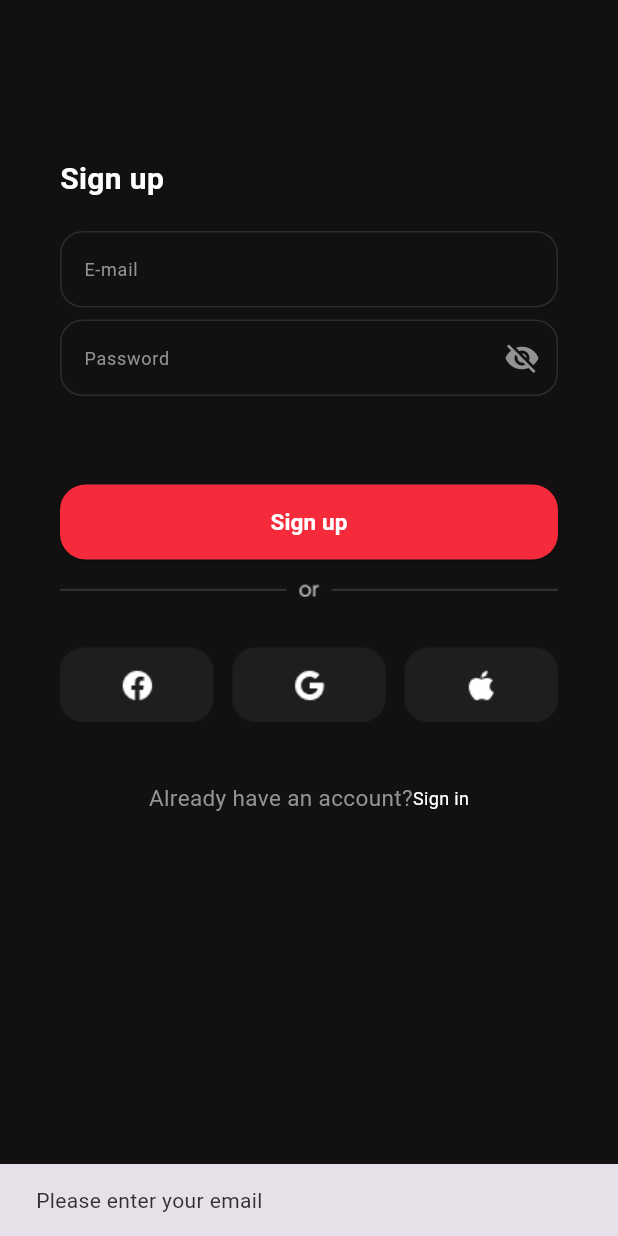
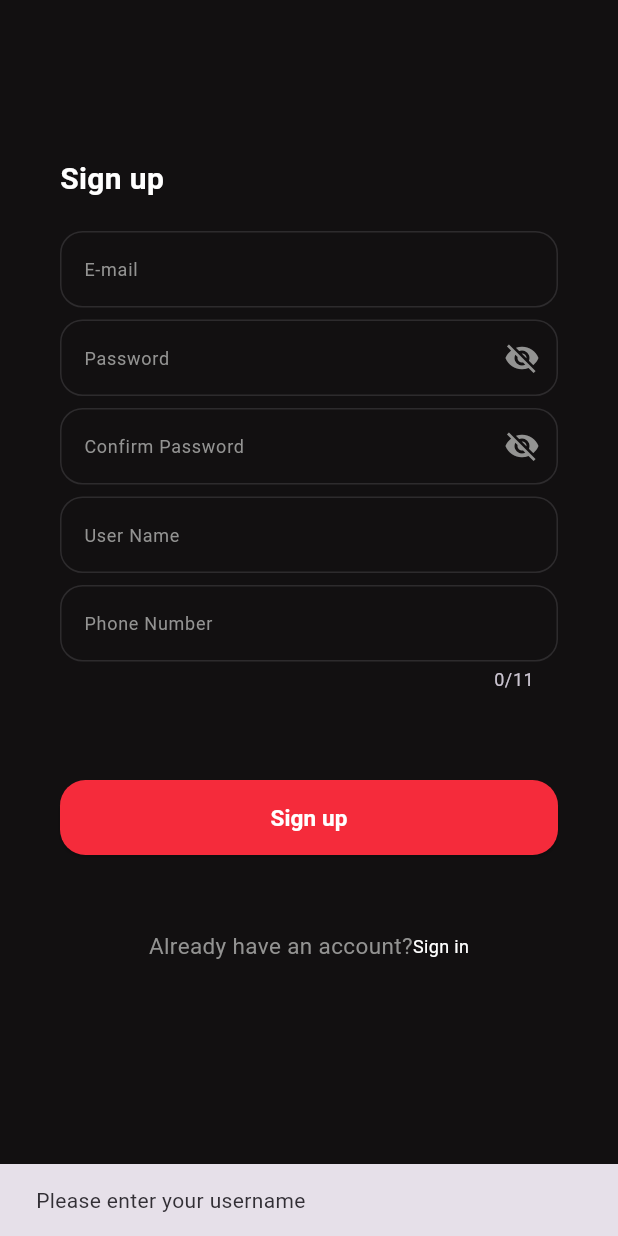
Before and after one commit to sondos-hesham14/Movies_Hub_App, a Flutter app: the SignupScreen screen opened directly, after a tap on "Sign up", on a phone screen of 412 x 824 dp. Run offline on Flutter 3.47's test engine with Material 3 defaults, Android fonts, the phone set to English and light mode, and no system bars; our stand-ins replace dio, flutter_bloc.

Commit message:
Update sign in and sign up screens

```diff
--- a/lib/screens/login_screen.dart
+++ b/lib/screens/login_screen.dart
@@ -144,9 +144,9 @@ class _LoginScreenState extends State<LoginScreen>{
     },
   ),
 ),
-                    SizedBox(height: 10,),
-                    Image.asset("assets/Frame 54.png",width: double.infinity,),
-                    SizedBox(height: 40),
+                    // SizedBox(height: 10,),
+                    // Image.asset("assets/Frame 54.png",width: double.infinity,),
+                    SizedBox(height: 50),
                     Row(
                        mainAxisAlignment: MainAxisAlignment.center,
                       children: [
@@ -157,7 +157,10 @@ class _LoginScreenState extends State<LoginScreen>{
                          builder: (context) => const SignupScreen(), ), );},
                          child: const Text('Sign Up',style: TextStyle(color: Colors.white,fontSize: 12,),), ),
                       ],
-                    )
+                    ),
+
+                    const SizedBox(height: 30),
+
                 ],
               ),
             ),
--- a/lib/screens/signup_screen.dart
+++ b/lib/screens/signup_screen.dart
@@ -11,8 +11,63 @@ class SignupScreen extends StatefulWidget {
 }
 class _SignupScreenState extends State<SignupScreen>{
   bool isPasswordVisible = false;
+  bool isConfirmPasswordVisible = false;
   final emailController = TextEditingController();
   final passwordController = TextEditingController();
+  final phoneController = TextEditingController();
+   final usernameController = TextEditingController();
+  final confirmPasswordController = TextEditingController();
+
+  void signUp() {
+    String phone = phoneController.text.trim();
+    String username = usernameController.text.trim();
+
+    if(username.isEmpty){
+      ScaffoldMessenger.of(context).showSnackBar(
+      const SnackBar(
+        content: Text('Please enter your username '),
+      ),);
+
+    }
+    if(phone.isEmpty){
+      ScaffoldMessenger.of(context).showSnackBar(
+      const SnackBar(
+        content: Text('Please enter your password '),
+      ),);
+
+    }
+
+    if(username.length>20){
+       ScaffoldMessenger.of(context).showSnackBar(
+      const SnackBar(
+        content: Text('user name must not exceed 20 characters.'),
+      ),
+    );
+     return;
+    }
+    if (phone.length != 11 || (!phone.startsWith('011')&&!phone.startsWith('012')&&!phone.startsWith('015'))) {
+    ScaffoldMessenger.of(context).showSnackBar(
+      const SnackBar(
+        content: Text('Please Enter a Valid Phone Number'),
+      ),
+    );
+    return;
+  }
+  if (passwordController.text != confirmPasswordController.text) {
+    ScaffoldMessenger.of(context).showSnackBar(
+      const SnackBar(
+        content: Text('Passwords do not match'),
+      ),
+    );
+    return;
+  }
+  Navigator.pushReplacement(
+    context,
+    MaterialPageRoute(
+      builder: (context) => const MainLayoutScreen(),
+    ),
+  );
+}
    @override
   Widget build(BuildContext context) {
     return BlocProvider(
@@ -111,6 +166,109 @@ class _SignupScreenState extends State<SignupScreen>{
                   ),
                 ),
               ),
+              SizedBox(height: 8,),
+
+                      TextField(
+                    controller: confirmPasswordController,
+                         obscureText: !isConfirmPasswordVisible,
+                        style: const TextStyle(
+                       color: Colors.white,
+                       fontSize: 15,
+                       ),
+                   decoration: InputDecoration(
+                       hintText: 'Confirm Password',
+                       hintStyle: const TextStyle(
+                       color: Color(0xFF939392),
+                       fontSize: 12,
+                    ),
+                   enabledBorder: OutlineInputBorder(
+                       borderRadius: BorderRadius.circular(15),
+                       borderSide: const BorderSide(
+                       color: Color(0xFF2D2B2D),
+                       ),
+                    ),
+                    filled: true,
+                    fillColor: const Color(0xFF121011),
+                    contentPadding: const EdgeInsets.symmetric(
+                    horizontal: 12,
+                    vertical: 14,
+                    ),
+                  suffixIcon: IconButton(
+                     onPressed: () {
+                     setState(() {
+                          isConfirmPasswordVisible = !isConfirmPasswordVisible;
+                        });
+                      },
+                     icon: Icon(
+                     isConfirmPasswordVisible ? Icons.visibility: Icons.visibility_off,
+                     color: const Color(0xFF939392),
+                    ),
+                  ),
+                ),
+              ),
+
+
+ SizedBox(height: 8,),
+
+               TextField(
+  controller: usernameController,
+  style: const TextStyle(
+    color: Colors.white,
+    fontSize: 15,
+  ),
+  decoration: InputDecoration(
+    hintText: 'User Name',
+    hintStyle: const TextStyle(
+      color: Color(0xFF939392),
+      fontSize: 12,
+    ),
+    enabledBorder: OutlineInputBorder(
+      borderRadius: BorderRadius.circular(15),
+      borderSide: const BorderSide(
+        color: Color(0xFF2D2B2D),
+      ),
+    ),
+    filled: true,
+    fillColor: const Color(0xFF121011),
+    contentPadding: const EdgeInsets.symmetric(
+      horizontal: 12,
+      vertical: 14,
+    ),
+  ),
+),
+
+SizedBox(height: 8,),
+
+               TextField(
+  controller: phoneController,
+  maxLength: 11,
+  style: const TextStyle(
+    color: Colors.white,
+    fontSize: 15,
+  ),
+  decoration: InputDecoration(
+    hintText: 'Phone Number',
+    hintStyle: const TextStyle(
+      color: Color(0xFF939392),
+      fontSize: 12,
+    ),
+    enabledBorder: OutlineInputBorder(
+      borderRadius: BorderRadius.circular(15),
+      borderSide: const BorderSide(
+        color: Color(0xFF2D2B2D),
+      ),
+    ),
+    filled: true,
+    fillColor: const Color(0xFF121011),
+    contentPadding: const EdgeInsets.symmetric(
+      horizontal: 12,
+      vertical: 14,
+    ),
+  ),
+),
+
+
+
 
                   SizedBox(height: 59,),
                    SizedBox(
@@ -120,10 +278,7 @@ class _SignupScreenState extends State<SignupScreen>{
     builder: (context) {
       return ElevatedButton(
         onPressed: () {
-          context.read<AuthCubit>().login(
-            emailController.text.trim(),
-            passwordController.text.trim(),
-          );
+          signUp();
         },
         style: ElevatedButton.styleFrom(
           backgroundColor: const Color(0xFFF52B3B),
@@ -143,9 +298,9 @@ class _SignupScreenState extends State<SignupScreen>{
     },
   ),
 ),
-                    SizedBox(height: 10,),
-                    Image.asset("assets/Frame 54.png",width: double.infinity,),
-                    SizedBox(height: 40),
+                    // SizedBox(height: 10,),
+                    // Image.asset("assets/Frame 54.png",width: double.infinity,),
+                    SizedBox(height: 50),
                     Row(
                        mainAxisAlignment: MainAxisAlignment.center,
                       children: [
--- a/pubspec.yaml
+++ b/pubspec.yaml
@@ -59,7 +59,7 @@ flutter:
   # the material Icons class.
   uses-material-design: true
 
-  # To add assets to your application, add an assets section, like this:
+  # To add assets to your application, add an assets section,ب like this:
   assets:
     - assets/Frame 40.png
     - assets/Frame 54.png
```
